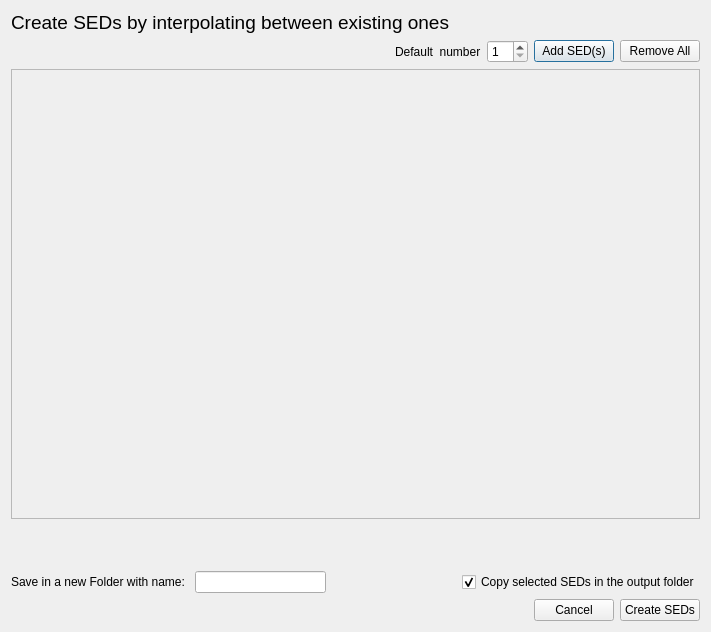
Before: the Qt Designer form PhzQtUI/auxdir/PhzQtUI/DialogInterpolateSed.ui in astrorama/Phosphoros, drawn with Qt 5.
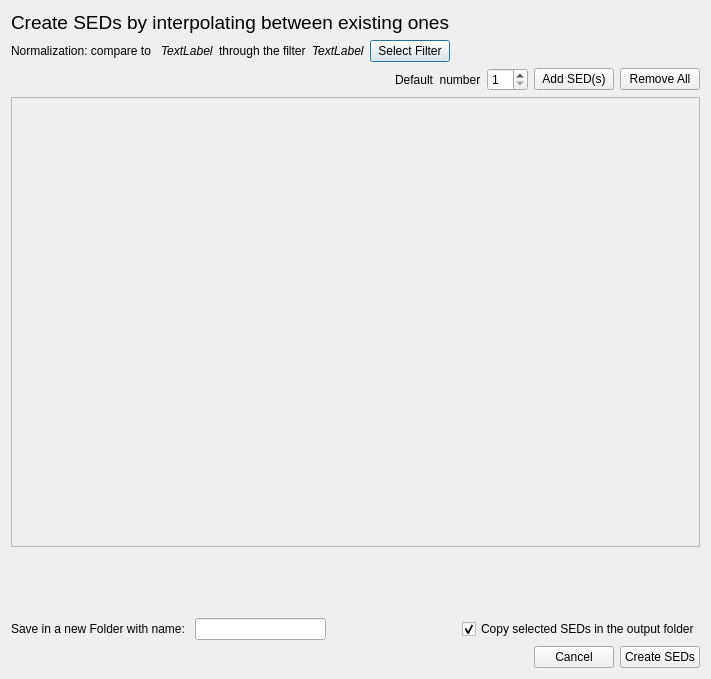
After: the same form once the commit is applied.

Commit message: Update the GUI to add the SED interpolation  normalization

What changed in the file:
```diff
--- a/PhzQtUI/auxdir/PhzQtUI/DialogInterpolateSed.ui
+++ b/PhzQtUI/auxdir/PhzQtUI/DialogInterpolateSed.ui
@@ -7,7 +7,7 @@
     <x>0</x>
     <y>0</y>
     <width>711</width>
-    <height>632</height>
+    <height>679</height>
    </rect>
   </property>
   <property name="windowTitle">
@@ -26,6 +26,68 @@
      </property>
     </widget>
    </item>
+   <item>
+    <layout class="QHBoxLayout" name="horizontalLayout_4">
+     <item>
+      <widget class="QLabel" name="label_3">
+       <property name="text">
+        <string>Normalization: compare to </string>
+       </property>
+      </widget>
+     </item>
+     <item>
+      <widget class="QLabel" name="lbl_solar_sed">
+       <property name="font">
+        <font>
+         <italic>true</italic>
+        </font>
+       </property>
+       <property name="text">
+        <string>TextLabel</string>
+       </property>
+      </widget>
+     </item>
+     <item>
+      <widget class="QLabel" name="label_5">
+       <property name="text">
+        <string>through the filter</string>
+       </property>
+      </widget>
+     </item>
+     <item>
+      <widget class="QLabel" name="lbl_ref_filter">
+       <property name="font">
+        <font>
+         <italic>true</italic>
+        </font>
+       </property>
+       <property name="text">
+        <string>TextLabel</string>
+       </property>
+      </widget>
+     </item>
+     <item>
+      <widget class="QPushButton" name="btn_filterSelection">
+       <property name="text">
+        <string>Select Filter</string>
+       </property>
+      </widget>
+     </item>
+     <item>
+      <spacer name="horizontalSpacer_4">
+       <property name="orientation">
+        <enum>Qt::Horizontal</enum>
+       </property>
+       <property name="sizeHint" stdset="0">
+        <size>
+         <width>40</width>
+         <height>20</height>
+        </size>
+       </property>
+      </spacer>
+     </item>
+    </layout>
+   </item>
    <item>
     <layout class="QHBoxLayout" name="horizontalLayout_2">
      <item>
```
The commit also changes 4 other files.
